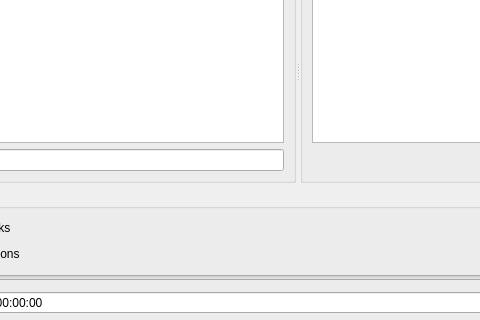
TUW-VieVS/VieSchedppGUI, file SatelliteGUI/satellitescheduling.ui: the form before one commit; both pictures show x 102 to 582 and y 107 to 427 of the 800 by 700 pixel window.
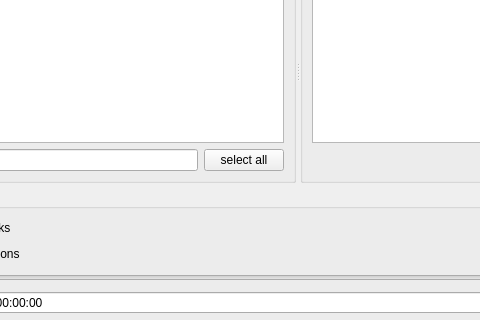
The form after the commit. The open tabs and pages were chosen to show the change. Icons and pictures are not drawn.

```diff
--- a/SatelliteGUI/satellitescheduling.ui
+++ b/SatelliteGUI/satellitescheduling.ui
@@ -54,6 +54,13 @@
               <item>
                <widget class="QLineEdit" name="lineEdit_availableFilter"/>
               </item>
+              <item>
+               <widget class="QPushButton" name="pushButton_selectAll">
+                <property name="text">
+                 <string>select all</string>
+                </property>
+               </widget>
+              </item>
              </layout>
             </item>
            </layout>
```
Left out of the diff: 6 changed lines with no effect on the pictures.
